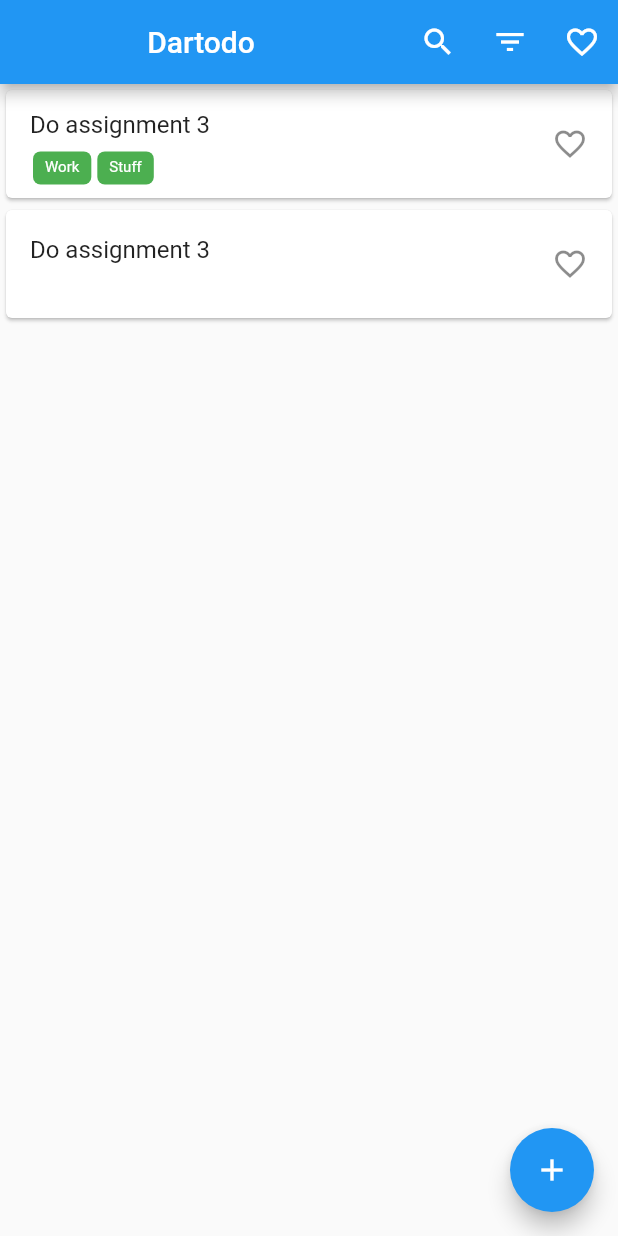
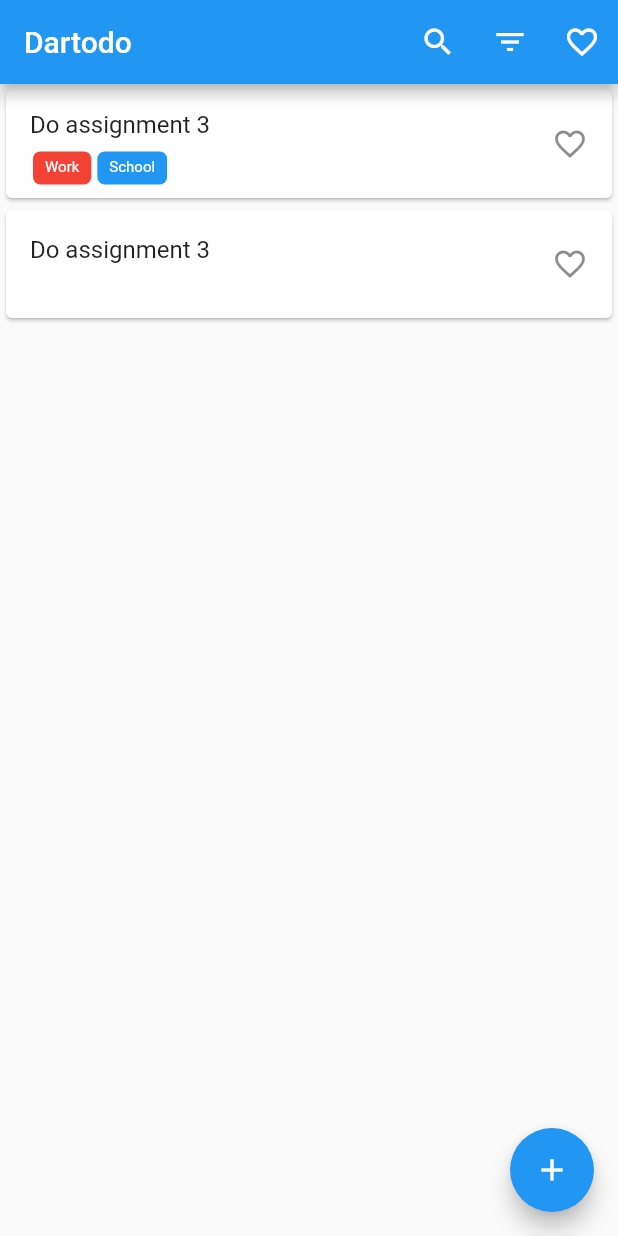
Before and after one commit to solderneer/dartodo, a Flutter app: the screen it shows after launch, on a phone screen of 412 x 824 dp. Run offline on Flutter 3.47's test engine with Material 2 defaults, Android fonts, the phone set to English and light mode, and no system bars.

Commit message:
better tag handling

```diff
--- a/dartodo_client/lib/badge.dart
+++ b/dartodo_client/lib/badge.dart
@@ -2,8 +2,9 @@ import 'package:flutter/material.dart';
 
 class Badge extends StatelessWidget {
   final _text;
+  final Color _color;
 
-  Badge(this._text);
+  Badge(this._text, this._color);
 
   @override
   Widget build(BuildContext context) {
@@ -12,7 +13,7 @@ class Badge extends StatelessWidget {
           const EdgeInsets.only(left: 8.0, right: 8.0, bottom: 5.0, top: 5.0),
       margin: const EdgeInsets.all(2.0),
       decoration: new BoxDecoration(
-          color: Colors.green, //new Color.fromRGBO(255, 0, 0, 0.0),
+          color: _color, //new Color.fromRGBO(255, 0, 0, 0.0),
           borderRadius: new BorderRadius.only(
               topLeft: const Radius.circular(5.0),
               topRight: const Radius.circular(5.0),
--- a/dartodo_client/lib/datatypes.dart
+++ b/dartodo_client/lib/datatypes.dart
@@ -1,10 +1,10 @@
 import 'package:flutter/material.dart';
 
 class TagType {
-  final String name;
+  final String content;
   final Color color;
 
-  TagType({@required this.name, @required this.color});
+  TagType({@required this.content, @required this.color});
 }
 
 class TodoItem {
--- a/dartodo_client/lib/home.dart
+++ b/dartodo_client/lib/home.dart
@@ -1,15 +1,14 @@
 import 'package:flutter/material.dart';
 
 import 'listitem.dart';
+import 'datatypes.dart';
 
 class Home extends StatelessWidget {
   @override
   Widget build(BuildContext context) {
     return Scaffold(
       appBar: AppBar(
-        title: Center(
-          child: Text("Dartodo"),
-        ),
+        title: Text("Dartodo"),
         actions: <Widget>[
           IconButton(
             icon: Icon(Icons.search),
@@ -39,7 +38,10 @@ class Home extends StatelessWidget {
           ListItem(
             name: "Do assignment 3",
             favorite: false,
-            tags: ["Work", "Stuff"],
+            tags: [
+              TagType(content: 'Work', color: Colors.red),
+              TagType(content: 'School', color: Colors.blue)
+            ],
           ),
           ListItem(
             name: "Do assignment 3",
@@ -50,9 +52,7 @@ class Home extends StatelessWidget {
       ),
       floatingActionButton: FloatingActionButton(
         child: Icon(Icons.add),
-        onPressed: () {
-
-        },
+        onPressed: () {},
       ),
     );
   }
--- a/dartodo_client/lib/listitem.dart
+++ b/dartodo_client/lib/listitem.dart
@@ -1,10 +1,12 @@
 import 'package:flutter/material.dart';
+
 import 'badge.dart';
+import 'datatypes.dart';
 
 class ListItem extends StatelessWidget {
   final String name;
   final bool favorite;
-  final List<String> tags;
+  final List<TagType> tags;
   final Widget child;
 
   ListItem({
@@ -29,7 +31,9 @@ class ListItem extends StatelessWidget {
                 left: 0.0, right: 2.0, top: 6.0, bottom: 0.0),
             child: Row(
               mainAxisAlignment: MainAxisAlignment.start,
-              children: tags.map((item) => new Badge(item)).toList(),
+              children: tags
+                  .map((item) => new Badge(item.content, item.color))
+                  .toList(),
             ),
           ),
         )
```
